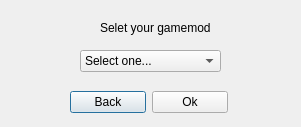
This is TicTacToe/selectgamemode.ui in Amatarasu/A-Team as Qt 5 draws it before an edit. The edited form follows.
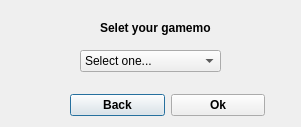
This is the edited form.

Patch:
```diff
--- a/TicTacToe/selectgamemode.ui
+++ b/TicTacToe/selectgamemode.ui
@@ -47,22 +47,34 @@
      <height>16</height>
     </rect>
    </property>
+   <property name="font">
+    <font>
+     <weight>75</weight>
+     <bold>true</bold>
+    </font>
+   </property>
    <property name="text">
     <string>Selet your gamemode </string>
    </property>
   </widget>
-  <widget class="QWidget" name="">
+  <widget class="QWidget" name="layoutWidget">
    <property name="geometry">
     <rect>
      <x>70</x>
      <y>90</y>
-     <width>158</width>
-     <height>25</height>
+     <width>195</width>
+     <height>30</height>
     </rect>
    </property>
    <layout class="QHBoxLayout" name="horizontalLayout">
     <item>
      <widget class="QPushButton" name="BackButton">
+      <property name="font">
+       <font>
+        <weight>75</weight>
+        <bold>true</bold>
+       </font>
+      </property>
       <property name="text">
        <string>Back</string>
       </property>
@@ -70,6 +82,12 @@
     </item>
     <item>
      <widget class="QPushButton" name="okButton">
+      <property name="font">
+       <font>
+        <weight>75</weight>
+        <bold>true</bold>
+       </font>
+      </property>
       <property name="text">
        <string>Ok</string>
       </property>
```
Left out of the diff: 2 changed lines with no effect on the pictures.
